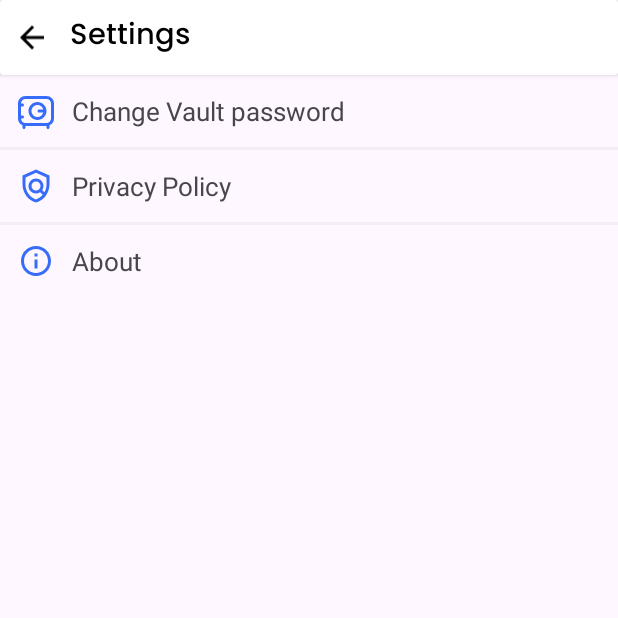
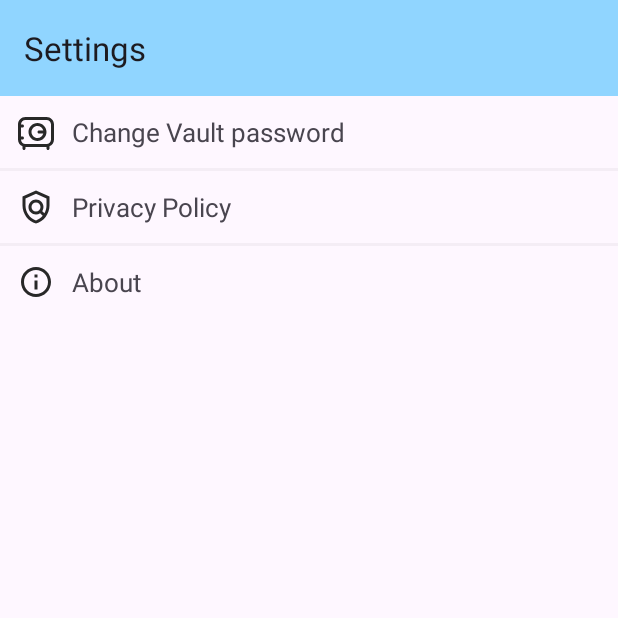
Before and after one commit to shivamtechstack/FileFusion, an Android app: the AppSettings screen opened directly, with no data from a screen before it, on a phone screen of 412 x 824 dp, the top half of it. Run offline under Robolectric (Android 15) with nearby library versions, the phone set to English and light mode, and no system bars; Roboto replaces fonts that are not available here.

Commit message:
-UI enhancements

```diff
--- a/app/src/main/java/shivam/sycodes/filefusion/AppSettings.kt
+++ b/app/src/main/java/shivam/sycodes/filefusion/AppSettings.kt
@@ -38,9 +38,6 @@ class AppSettings : AppCompatActivity() {
                 .addToBackStack(null)
                 .commit()
         }
-        binding.settingsBackArrow.setOnClickListener {
-            onBackPressed()
-        }
         binding.privacyPolicyButton.setOnClickListener {
             PrivacyPolicy(this).showPolicyDialog()
         }
--- a/app/src/main/java/shivam/sycodes/filefusion/fragments/TrashBinFragment.kt
+++ b/app/src/main/java/shivam/sycodes/filefusion/fragments/TrashBinFragment.kt
@@ -32,10 +32,6 @@ class TrashBinFragment : Fragment() {
         _binding = FragmentTrashBinBinding.inflate(inflater,container,false)
         fileOperationHelper = FileOperationHelper(requireContext())
         trashPath= fileOperationHelper.getTrashDir().toString()
-
-        binding?.trashBinBackButton?.setOnClickListener {
-            requireActivity().onBackPressedDispatcher.onBackPressed()
-        }
 
         loadFiles(trashPath)
         return binding!!.root
--- a/app/src/main/res/layout/activity_app_settings.xml
+++ b/app/src/main/res/layout/activity_app_settings.xml
@@ -17,37 +17,11 @@
         android:visibility="gone"/>
 
 
-    <androidx.cardview.widget.CardView
-    android:layout_width="match_parent"
-        android:layout_gravity="center_vertical"
-    android:layout_height="50dp">
-
-    <LinearLayout
-        android:layout_width="match_parent"
-        android:layout_height="wrap_content"
-        android:orientation="horizontal"
-        android:gravity="center_vertical"
-        android:padding="9dp">
-
-    <ImageView
-        android:id="@+id/settings_backArrow"
-        android:layout_width="wrap_content"
-        android:tint="@color/blackwhite"
-        android:layout_height="match_parent"
-        android:src="@drawable/baseline_arrow_back_24"
-        android:layout_marginEnd="13dp"/>
-
-        <TextView
-            android:layout_width="wrap_content"
-            android:layout_height="match_parent"
-            android:gravity="bottom"
-            android:fontFamily="@font/poppins_medium"
-            android:text="Settings"
-            android:textColor="@color/blackwhite"
-            android:textSize="19sp"/>
-
-    </LinearLayout>
-</androidx.cardview.widget.CardView>
+   <com.google.android.material.appbar.MaterialToolbar
+       android:layout_width="match_parent"
+       android:layout_height="wrap_content"
+       android:background="@color/toolBarColor"
+       app:title="Settings"/>
 
     <GridLayout
         android:layout_width="match_parent"
--- a/app/src/main/res/layout/fragment_vault.xml
+++ b/app/src/main/res/layout/fragment_vault.xml
@@ -8,9 +8,11 @@
     android:orientation="vertical"
     tools:context=".fragments.VaultFragment">
 
-  <androidx.appcompat.widget.Toolbar
+  <com.google.android.material.appbar.MaterialToolbar
       android:id="@+id/vault_toolBar"
+      android:elevation="15dp"
       android:layout_width="match_parent"
+      android:background="@color/toolBarColor"
       android:layout_height="wrap_content"
       app:title="Secure Vault"/>
 
--- a/app/src/main/res/values-night/colors.xml
+++ b/app/src/main/res/values-night/colors.xml
@@ -6,4 +6,5 @@
     <color name="blackOnDark">#FF000000</color>
     <color name="cardsDarkColor">#282828</color>
     <color name="iconcolor">#FFFFFFFF</color>
+    <color name="toolBarColor">#282828</color>
 </resources>
--- a/app/src/main/res/values/colors.xml
+++ b/app/src/main/res/values/colors.xml
@@ -4,7 +4,7 @@
     <color name="white">#FFFFFFFF</color>
     <color name="app_pallet">#190759</color>
     <color name="red">#FF0000</color>
-    <color name="iconcolor">#376cfb</color>
+    <color name="iconcolor">#282828</color>
     <color name="lightred">#FF2E31</color>
     <color name="unhighlighted_text">#A0A0A0</color>
     <color name="alpaviewbackground">#0A000000</color>
@@ -12,4 +12,5 @@
     <color name="blackwhite">#FF000000</color>
     <color name="blackOnDark">#FFFFFFFF</color>
     <color name="cardsDarkColor">#FFFFFFFF</color>
+    <color name="toolBarColor">#90D5FF</color>
 </resources>
--- a/gradle/libs.versions.toml
+++ b/gradle/libs.versions.toml
@@ -1,5 +1,5 @@
 [versions]
-agp = "8.8.2"
+agp = "8.9.0"
 androidMavenGradlePlugin = "1.4.1"
 fragmentKtx = "1.6.1"
 glide = "4.16.0"
```
Also changed, not shown: app/src/main/res/layout/fragment_trash_bin.xml (+6 -24 lines), gradle/wrapper/gradle-wrapper.properties.
